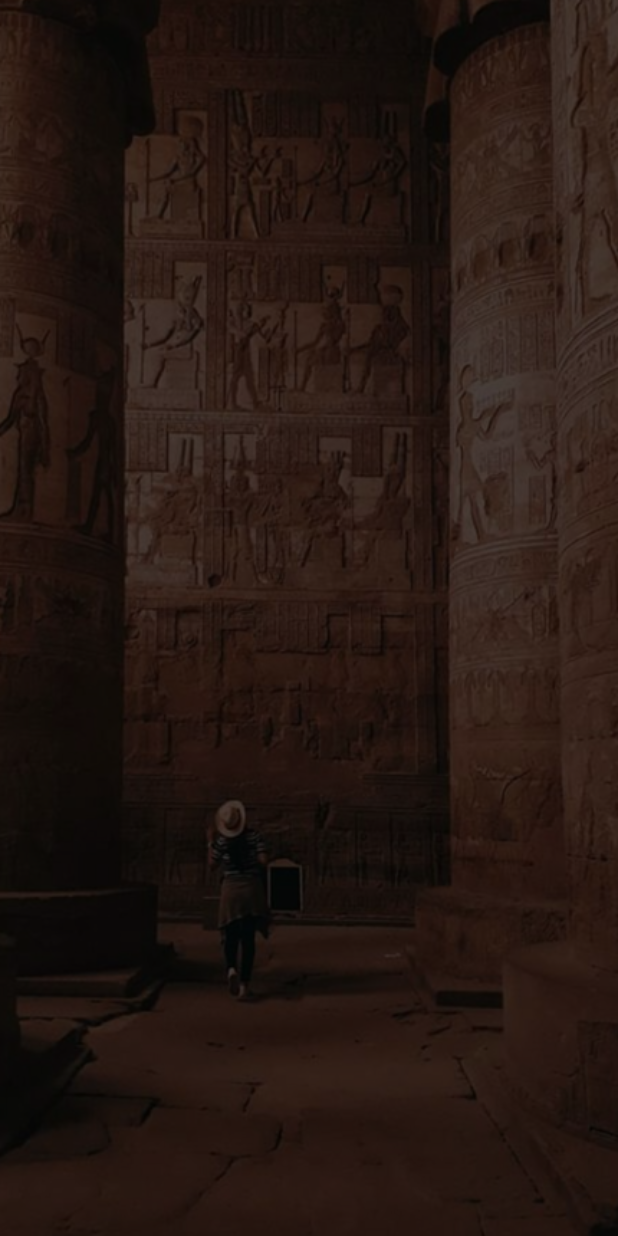
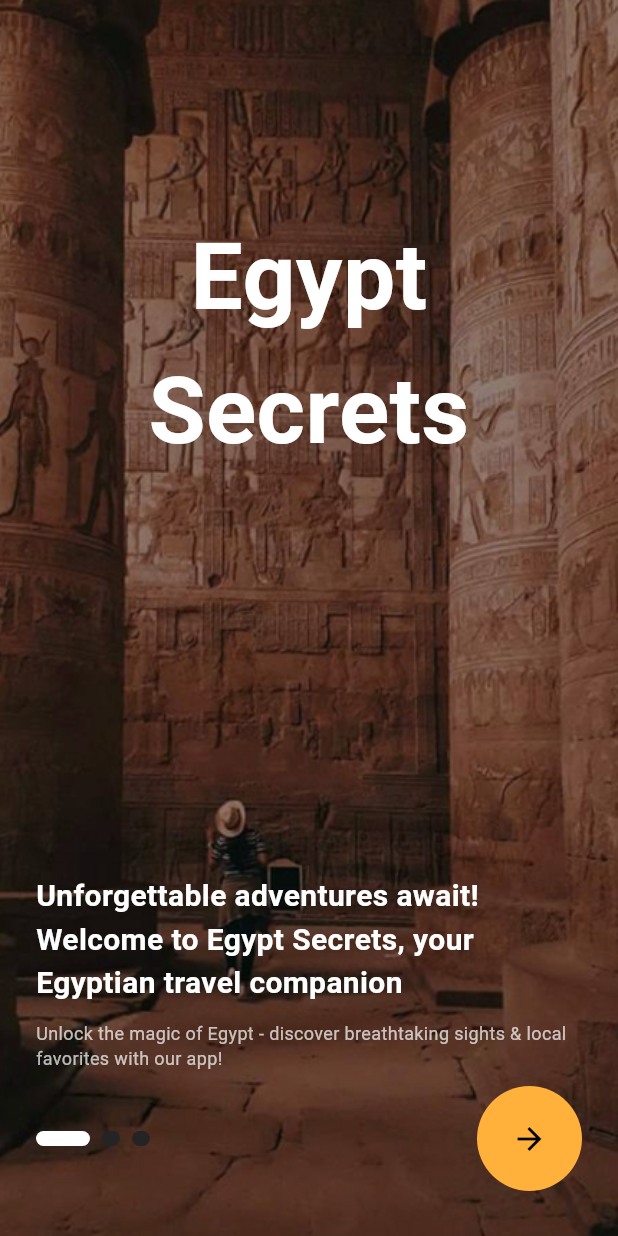
Before and after one commit to YoussefMohamed-joe/egypt-secrets, a Flutter app: the screen it shows after launch, on a phone screen of 412 x 824 dp. Run offline on Flutter 3.47's test engine with Material 3 defaults, Android fonts, the phone set to English and light mode, and no system bars; drawn by our look-alikes of smooth_page_indicator; our stand-ins replace dio, flutter_svg, gap, google_fonts, page_transition, shared_preferences.

Commit message:
finished splash screen

```diff
--- a/egypt_secrets/lib/core/utils/colors.dart
+++ b/egypt_secrets/lib/core/utils/colors.dart
@@ -6,7 +6,7 @@ class AppColors {
   static Color white = const Color(0xffFFFFFF);
   static Color dark = const Color(0xff2F2F2F);
   static Color black = const Color(0xff000000);
-  static Color grey = const Color(0xff838BA1);
+  static Color grey = const Color.fromARGB(181, 255, 255, 255);
   static Color red = Colors.red;
   static Color semiwhite = const Color(0xffE8ECF4);
   static Color textformcolor = const Color(0xffF7F8F9);
--- a/egypt_secrets/lib/core/utils/text_styles.dart
+++ b/egypt_secrets/lib/core/utils/text_styles.dart
@@ -1,10 +1,11 @@
 import 'package:egypt_secrets/core/utils/colors.dart';
 import 'package:flutter/material.dart';
+import 'package:google_fonts/google_fonts.dart';
 
 TextStyle getTitleStyle(
     {Color? color, double? fontSize, FontWeight? fontWeight}) {
   return TextStyle(
-    fontFamily: 'Roboto',
+    fontFamily: GoogleFonts.roboto().fontFamily,
     color: color ?? AppColors.dark,
     fontSize: fontSize ?? 20,
     fontWeight: fontWeight ?? FontWeight.bold,
@@ -14,7 +15,7 @@ TextStyle getTitleStyle(
 TextStyle getBodyStyle(
     {Color? color, double? fontSize, FontWeight? fontWeight}) {
   return TextStyle(
-    fontFamily: 'Roboto',
+    fontFamily: GoogleFonts.roboto().fontFamily,
     color: color ?? AppColors.dark,
     fontSize: fontSize ?? 16,
     fontWeight: fontWeight ?? FontWeight.normal,
@@ -24,9 +25,9 @@ TextStyle getBodyStyle(
 TextStyle getHeaderStyle(
     {Color? color, double? fontSize, FontWeight? fontWeight}) {
   return TextStyle(
-    fontFamily: 'Poppins',
+    fontFamily: GoogleFonts.encodeSans().fontFamily,
     color: color ?? AppColors.white,
-    fontSize: fontSize ?? 60,
-    fontWeight: fontWeight ?? FontWeight.normal,
+    fontSize: fontSize ?? 62,
+    fontWeight: fontWeight ?? FontWeight.bold,
   );
 }
--- a/egypt_secrets/lib/features/onboarding/screen1.dart
+++ b/egypt_secrets/lib/features/onboarding/screen1.dart
@@ -1,4 +1,11 @@
+import 'package:egypt_secrets/core/functions/routing.dart';
+import 'package:egypt_secrets/core/utils/colors.dart';
+import 'package:egypt_secrets/core/utils/text_styles.dart';
+import 'package:egypt_secrets/features/onboarding/screen2.dart';
 import 'package:flutter/material.dart';
+import 'package:gap/gap.dart';
+import 'package:page_transition/page_transition.dart';
+import 'package:smooth_page_indicator/smooth_page_indicator.dart';
 
 class ScreenView1 extends StatelessWidget {
   const ScreenView1({super.key});
@@ -11,17 +18,86 @@ class ScreenView1 extends StatelessWidget {
           Container(
             height: MediaQuery.of(context).size.height,
             width: MediaQuery.of(context).size.width,
-            decoration: BoxDecoration(
+            decoration: const BoxDecoration(
               image: DecorationImage(
-                image: const AssetImage('assets/images/image 1.png'),
+                image: AssetImage('assets/images/image 1.png'),
                 fit: BoxFit.cover,
-                colorFilter: ColorFilter.mode(
-                  Colors.black.withOpacity(0.5),
-                  BlendMode.darken,
-                ),
               ),
             ),
-          )
+          ),
+          Positioned(
+              top: 140,
+              left: 90,
+              right: 90,
+              child: Text(
+                'Egypt\nSecrets',
+                textAlign: TextAlign.center,
+                style: getHeaderStyle(),
+              )),
+          Positioned(
+              bottom: 110,
+              left: 24,
+              right: 24,
+              child: Column(
+                children: [
+                  Text(
+                    'Unforgettable adventures await! Welcome to Egypt Secrets, your Egyptian travel companion',
+                    style: getTitleStyle(color: AppColors.white),
+                  ),
+                  const Gap(10),
+                  Text(
+                    'Unlock the magic of Egypt - discover breathtaking sights & local favorites with our app!',
+                    style: getBodyStyle(color: AppColors.grey, fontSize: 12),
+                  )
+                ],
+              )),
+          Positioned(
+              bottom: 30,
+              left: 24,
+              right: 24,
+              child: Row(
+                mainAxisAlignment: MainAxisAlignment.center,
+                children: [
+                  SmoothPageIndicator(
+                      controller: PageController(
+                        initialPage: 0,
+                      ),
+                      effect: ExpandingDotsEffect(
+                        activeDotColor: AppColors.white,
+                        dotColor: AppColors.secondary,
+                        dotHeight: 10,
+                        dotWidth: 12,
+                      ),
+                      count: 3),
+                  const Spacer(),
+                  Container(
+                    height: 70,
+                    width: 70,
+                    decoration: BoxDecoration(
+                        color: AppColors.primary,
+                        borderRadius: BorderRadius.circular(60)),
+                    child: IconButton(
+                        onPressed: () {
+                          Navigator.pushReplacement(
+                            context,
+                            PageTransition(
+                                alignment: Alignment.bottomCenter,
+                                curve: Curves.easeInOut,
+                                duration: const Duration(milliseconds: 800),
+                                reverseDuration:
+                                    const Duration(milliseconds: 600),
+                                type: PageTransitionType.fade,
+                                child: const ScreenView2(),
+                                childCurrent: const ScreenView1()),
+                          );
+                        },
+                        icon: Icon(
+                          Icons.arrow_forward,
+                          color: AppColors.black,
+                        )),
+                  )
+                ],
+              )),
         ],
       ),
     );
--- a/egypt_secrets/pubspec.yaml
+++ b/egypt_secrets/pubspec.yaml
@@ -39,6 +39,7 @@ dependencies:
   smooth_page_indicator: ^1.1.0
   shared_preferences: ^2.1.0
   image_picker: ^1.1.1
+  page_transition: ^2.1.0
 
 
   # The following adds the Cupertino Icons font to your application.
```
Also changed, not shown: egypt_secrets/lib/features/onboarding/screen2.dart (+104 -0 lines), egypt_secrets/lib/features/onboarding/screen3.dart (+104 -0 lines), egypt_secrets/lib/core/functions/routing.dart (line endings or trailing spaces), egypt_secrets/pubspec.lock.
